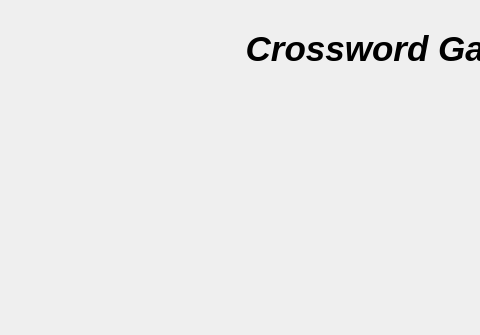
Above: Crossword_GUI_Project/Crossword_GUI/gamewindow.ui from Mark-S2004/Crossword-Game-Trie before the change; both pictures show x 0 to 480 and y 0 to 335 of the 800 by 600 pixel window. Below: the same form after it.
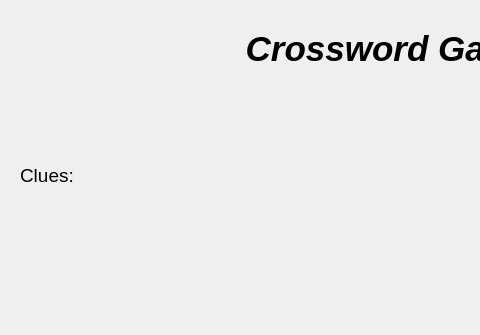
That is the form after the change.

Diff of the .ui file:
```diff
--- a/Crossword_GUI_Project/Crossword_GUI/gamewindow.ui
+++ b/Crossword_GUI_Project/Crossword_GUI/gamewindow.ui
@@ -62,14 +62,43 @@
    <widget class="QWidget" name="gridLayoutWidget">
     <property name="geometry">
      <rect>
-      <x>510</x>
-      <y>110</y>
-      <width>241</width>
-      <height>301</height>
+      <x>500</x>
+      <y>100</y>
+      <width>281</width>
+      <height>371</height>
      </rect>
     </property>
     <layout class="QGridLayout" name="gridLayout"/>
    </widget>
+   <widget class="QWidget" name="verticalLayoutWidget">
+    <property name="geometry">
+     <rect>
+      <x>20</x>
+      <y>530</y>
+      <width>151</width>
+      <height>61</height>
+     </rect>
+    </property>
+    <layout class="QVBoxLayout" name="verticalLayout"/>
+   </widget>
+   <widget class="QLabel" name="label">
+    <property name="geometry">
+     <rect>
+      <x>20</x>
+      <y>150</y>
+      <width>71</width>
+      <height>51</height>
+     </rect>
+    </property>
+    <property name="font">
+     <font>
+      <pointsize>14</pointsize>
+     </font>
+    </property>
+    <property name="text">
+     <string>Clues:</string>
+    </property>
+   </widget>
   </widget>
  </widget>
  <resources/>
```
